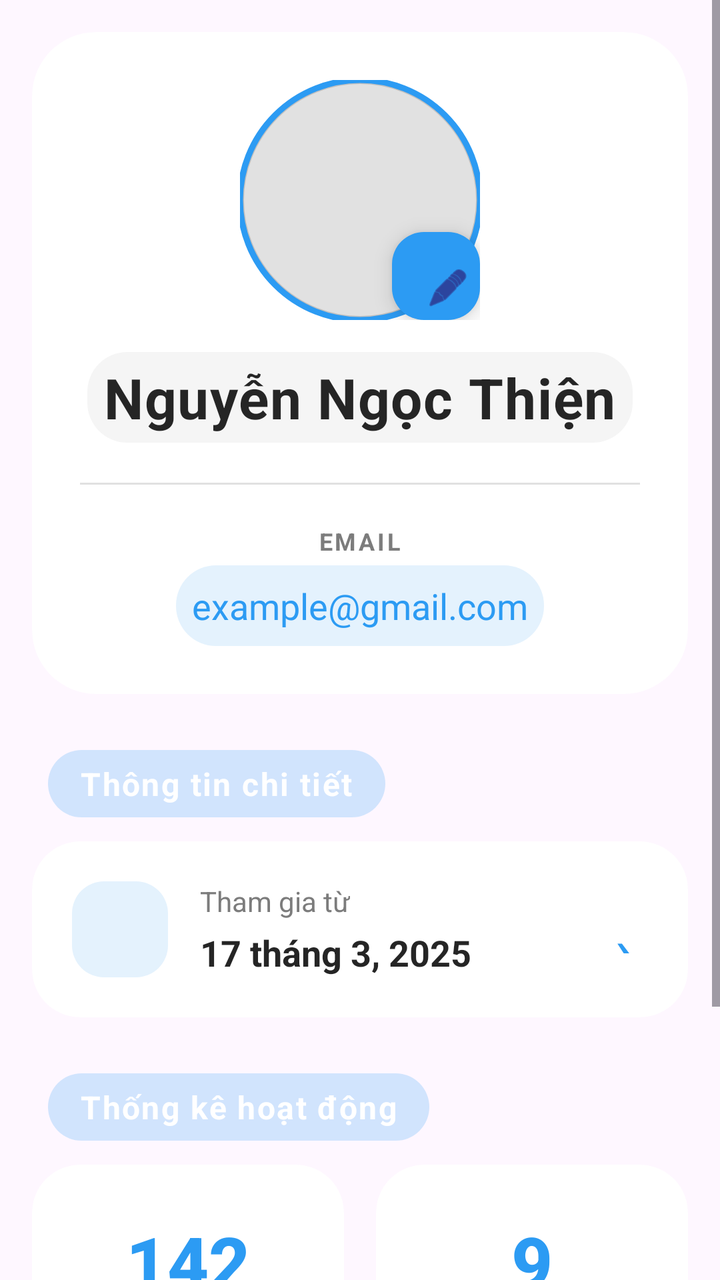
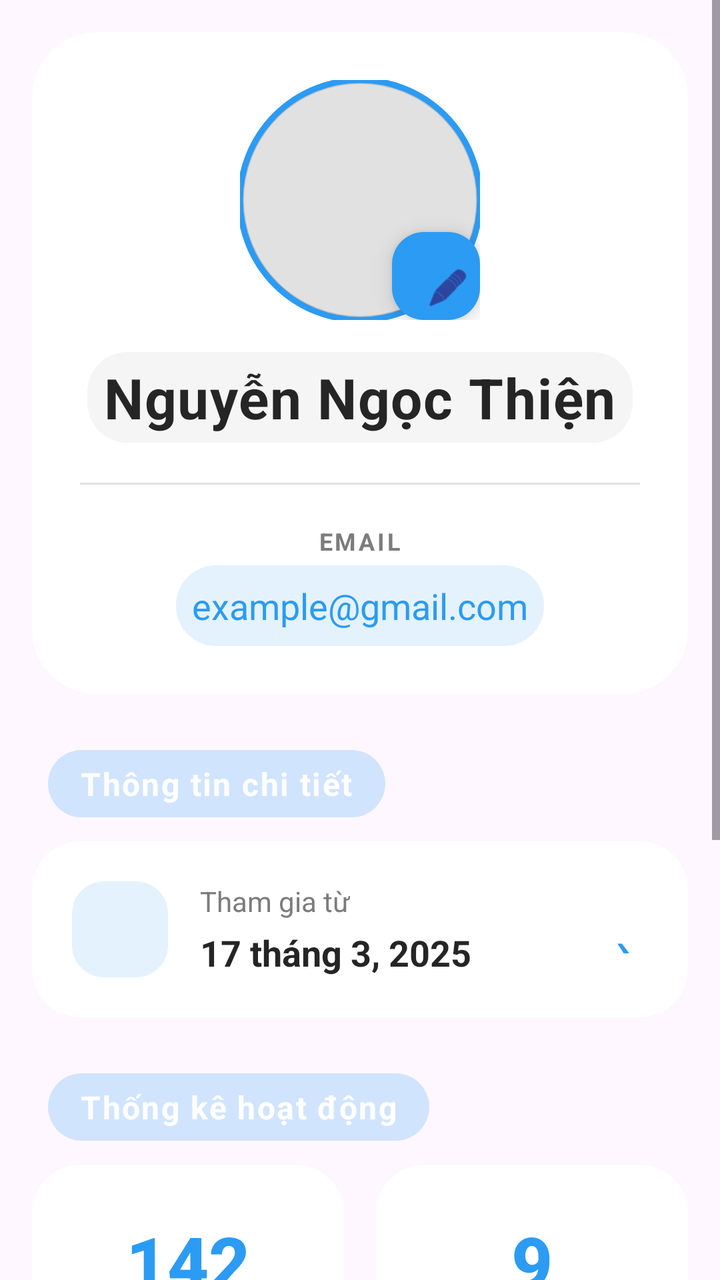

Before-and-after screenshots of an Android layout around one commit, followed by the original layout XML and the change that was made.
<!-- AndroidManifest.xml: application theme Theme.Project_TickTick -->
<!-- res/layout/fragment_profile.xml -->
<?xml version="1.0" encoding="utf-8"?>
<ScrollView xmlns:android="http://schemas.android.com/apk/res/android"
    xmlns:app="http://schemas.android.com/apk/res-auto"
    android:layout_width="match_parent"
    android:layout_height="match_parent"
    android:background="@android:color/transparent"
    android:fillViewport="true">

    <LinearLayout
        android:layout_width="match_parent"
        android:layout_height="wrap_content"
        android:orientation="vertical"
        android:padding="16dp">

        
        <androidx.cardview.widget.CardView
            android:layout_width="match_parent"
            android:layout_height="wrap_content"
            app:cardCornerRadius="32dp"
            app:cardElevation="0dp"
            app:cardBackgroundColor="@android:color/white"
            android:alpha="0.95">

            <LinearLayout
                android:layout_width="match_parent"
                android:layout_height="wrap_content"
                android:orientation="vertical"
                android:padding="24dp">

                
                <FrameLayout
                    android:layout_width="120dp"
                    android:layout_height="120dp"
                    android:layout_gravity="center_horizontal"
                    android:layout_marginBottom="16dp">

                    
                    <com.google.android.material.imageview.ShapeableImageView
                        android:id="@+id/img_avatar"
                        android:layout_width="match_parent"
                        android:layout_height="match_parent"
                        android:scaleType="centerCrop"
                        android:src="@drawable/default_avatar"
                        app:shapeAppearanceOverlay="@style/CircleImage"
                        app:strokeColor="#2196F3"
                        app:strokeWidth="3dp" />

                    
                    <com.google.android.material.floatingactionbutton.FloatingActionButton
                        android:id="@+id/btn_change_avatar"
                        android:layout_width="44dp"
                        android:layout_height="44dp"
                        android:layout_gravity="bottom|end"
                        android:src="@android:drawable/ic_menu_edit"
                        android:contentDescription="Change avatar"
                        app:backgroundTint="#2196F3"
                        app:fabSize="mini"
                        app:maxImageSize="22dp"
                        android:elevation="4dp" />
                </FrameLayout>

                
                <TextView
                    android:id="@+id/tv_username_display"
                    android:layout_width="wrap_content"
                    android:layout_height="wrap_content"
                    android:layout_gravity="center_horizontal"
                    android:text="Nguyễn Ngọc Thiện"
                    android:textSize="28sp"
                    android:textStyle="bold"
                    android:textColor="#1A1A1A"
                    android:letterSpacing="0.02"
                    android:paddingHorizontal="8dp"
                    android:paddingVertical="4dp"
                    android:background="@drawable/bg_username_pill" />

                <EditText
                    android:id="@+id/edt_username"
                    android:layout_width="match_parent"
                    android:layout_height="wrap_content"
                    android:layout_marginTop="8dp"
                    android:background="@drawable/bg_input_modern"
                    android:gravity="center"
                    android:hint="Tên của bạn"
                    android:inputType="textPersonName"
                    android:textSize="24sp"
                    android:textStyle="bold"
                    android:textColor="#1A1A1A"
                    android:paddingVertical="12dp"
                    android:visibility="gone" />

                
                <View
                    android:layout_width="match_parent"
                    android:layout_height="1dp"
                    android:background="#E0E0E0"
                    android:layout_marginVertical="20dp" />

                <LinearLayout
                    android:layout_width="match_parent"
                    android:layout_height="wrap_content"
                    android:orientation="vertical"
                    android:gravity="center">

                    <TextView
                        android:layout_width="wrap_content"
                        android:layout_height="wrap_content"
                        android:text="EMAIL"
                        android:textSize="12sp"
                        android:textColor="#757575"
                        android:letterSpacing="0.1"
                        android:textStyle="bold" />

                    <TextView
                        android:id="@+id/tv_email_display"
                        android:layout_width="wrap_content"
                        android:layout_height="wrap_content"
                        android:layout_marginTop="4dp"
                        android:text="example@gmail.com"
                        android:textSize="18sp"
                        android:textColor="#2196F3"
                        android:padding="8dp"
                        android:background="@drawable/bg_email_pill" />

                    <EditText
                        android:id="@+id/edt_email"
                        android:layout_width="match_parent"
                        android:layout_height="wrap_content"
                        android:layout_marginTop="8dp"
                        android:background="@drawable/bg_input_modern"
                        android:gravity="center"
                        android:hint="Nhập email của bạn"
                        android:inputType="textEmailAddress"
                        android:textSize="18sp"
                        android:textColor="#1A1A1A"
                        android:paddingVertical="12dp"
                        android:visibility="gone" />
                </LinearLayout>

            </LinearLayout>
        </androidx.cardview.widget.CardView>

        
        <TextView
            android:layout_width="wrap_content"
            android:layout_height="wrap_content"
            android:layout_marginTop="28dp"
            android:layout_marginBottom="12dp"
            android:layout_marginStart="8dp"
            android:text="Thông tin chi tiết"
            android:textSize="16sp"
            android:textStyle="bold"
            android:textColor="#FFFFFF"
            android:letterSpacing="0.05"
            android:background="@drawable/bg_section_title"
            android:paddingHorizontal="16dp"
            android:paddingVertical="6dp" />

        
        <androidx.cardview.widget.CardView
            android:layout_width="match_parent"
            android:layout_height="wrap_content"
            app:cardCornerRadius="24dp"
            app:cardElevation="0dp"
            app:cardBackgroundColor="@android:color/white"
            android:alpha="0.95">

            <LinearLayout
                android:layout_width="match_parent"
                android:layout_height="wrap_content"
                android:orientation="horizontal"
                android:padding="20dp"
                android:gravity="center_vertical">

                
                <View
                    android:layout_width="48dp"
                    android:layout_height="48dp"
                    android:background="@drawable/bg_calendar_icon"
                    android:layout_marginEnd="16dp" />

                <LinearLayout
                    android:layout_width="0dp"
                    android:layout_height="wrap_content"
                    android:layout_weight="1"
                    android:orientation="vertical">

                    <TextView
                        android:layout_width="wrap_content"
                        android:layout_height="wrap_content"
                        android:text="Tham gia từ"
                        android:textColor="#757575"
                        android:textSize="14sp" />

                    <TextView
                        android:id="@+id/tv_join_date"
                        android:layout_width="wrap_content"
                        android:layout_height="wrap_content"
                        android:text="17 tháng 3, 2025"
                        android:textColor="#1A1A1A"
                        android:textSize="18sp"
                        android:textStyle="bold"
                        android:layout_marginTop="4dp" />
                </LinearLayout>

                
                <TextView
                    android:layout_width="24dp"
                    android:layout_height="24dp"
                    android:text="›"
                    android:textSize="32sp"
                    android:textColor="#2196F3"
                    android:gravity="center" />
            </LinearLayout>
        </androidx.cardview.widget.CardView>

        
        <TextView
            android:layout_width="wrap_content"
            android:layout_height="wrap_content"
            android:layout_marginTop="28dp"
            android:layout_marginBottom="12dp"
            android:layout_marginStart="8dp"
            android:text="Thống kê hoạt động"
            android:textSize="16sp"
            android:textStyle="bold"
            android:textColor="#FFFFFF"
            android:letterSpacing="0.05"
            android:background="@drawable/bg_section_title"
            android:paddingHorizontal="16dp"
            android:paddingVertical="6dp" />

        <LinearLayout
            android:layout_width="match_parent"
            android:layout_height="wrap_content"
            android:orientation="horizontal"
            android:gravity="center"
            android:layout_marginBottom="24dp">

            <androidx.cardview.widget.CardView
                android:layout_width="0dp"
                android:layout_height="wrap_content"
                android:layout_weight="1"
                android:layout_marginEnd="8dp"
                app:cardCornerRadius="24dp"
                app:cardElevation="0dp"
                app:cardBackgroundColor="@android:color/white"
                android:alpha="0.95">

                <LinearLayout
                    android:layout_width="match_parent"
                    android:layout_height="wrap_content"
                    android:orientation="vertical"
                    android:gravity="center"
                    android:padding="24dp">

                    <TextView
                        android:id="@+id/tv_completed_tasks"
                        android:layout_width="wrap_content"
                        android:layout_height="wrap_content"
                        android:text="142"
                        android:textColor="#2196F3"
                        android:textSize="36sp"
                        android:textStyle="bold"
                        android:fontFamily="sans-serif-medium" />

                    <TextView
                        android:layout_width="wrap_content"
                        android:layout_height="wrap_content"
                        android:text="Hoàn thành"
                        android:textColor="#757575"
                        android:textSize="14sp"
                        android:layout_marginTop="4dp" />
                </LinearLayout>
            </androidx.cardview.widget.CardView>

            <androidx.cardview.widget.CardView
                android:layout_width="0dp"
                android:layout_height="wrap_content"
                android:layout_weight="1"
                android:layout_marginStart="8dp"
                app:cardCornerRadius="24dp"
                app:cardElevation="0dp"
                app:cardBackgroundColor="@android:color/white"
                android:alpha="0.95">

                <LinearLayout
                    android:layout_width="match_parent"
                    android:layout_height="wrap_content"
                    android:orientation="vertical"
                    android:gravity="center"
                    android:padding="24dp">

                    <TextView
                        android:id="@+id/tv_current_streak"
                        android:layout_width="wrap_content"
                        android:layout_height="wrap_content"
                        android:text="9"
                        android:textColor="#2196F3"
                        android:textSize="36sp"
                        android:textStyle="bold"
                        android:fontFamily="sans-serif-medium" />

                    <TextView
                        android:layout_width="wrap_content"
                        android:layout_height="wrap_content"
                        android:text="Liên tục"
                        android:textColor="#757575"
                        android:textSize="14sp"
                        android:layout_marginTop="4dp" />
                </LinearLayout>
            </androidx.cardview.widget.CardView>
        </LinearLayout>

        
        <Button
            android:id="@+id/btn_logout"
            android:layout_width="match_parent"
            android:layout_height="56dp"
            android:layout_marginBottom="16dp"
            android:backgroundTint="#FFF5F5"
            android:text="Đăng xuất"
            android:textColor="#D32F2F"
            android:textSize="16sp"
            android:textStyle="bold"
            android:drawableStart="@android:drawable/ic_lock_power_off"
            android:drawablePadding="8dp"
            app:cornerRadius="28dp" />

    </LinearLayout>
</ScrollView>
<!-- resources referenced by this layout -->
<resources>
  <!-- drawable bg_calendar_icon (drawable) -->
  <?xml version="1.0" encoding="utf-8"?>
  <shape xmlns:android="http://schemas.android.com/apk/res/android">
      <solid android:color="#E3F2FD" />
      <corners android:radius="16dp" />
  </shape>
  <!-- drawable bg_email_pill (drawable) -->
  <?xml version="1.0" encoding="utf-8"?>
  <shape xmlns:android="http://schemas.android.com/apk/res/android">
      <solid android:color="#E3F2FD" />
      <corners android:radius="20dp" />
      <padding
          android:left="16dp"
          android:top="8dp"
          android:right="16dp"
          android:bottom="8dp" />
  </shape>
  <!-- drawable bg_input_modern (drawable) -->
  <?xml version="1.0" encoding="utf-8"?>
  <shape xmlns:android="http://schemas.android.com/apk/res/android">
      <solid android:color="#F5F5F5" />
      <corners android:radius="16dp" />
      <padding
          android:left="16dp"
          android:top="12dp"
          android:right="16dp"
          android:bottom="12dp" />
  </shape>
  <!-- drawable bg_section_title (drawable) -->
  <?xml version="1.0" encoding="utf-8"?>
  <shape xmlns:android="http://schemas.android.com/apk/res/android">
      <solid android:color="#332196F3" />
      <corners android:radius="20dp" />
  </shape>
  <!-- drawable bg_username_pill (drawable) -->
  <?xml version="1.0" encoding="utf-8"?>
  <shape xmlns:android="http://schemas.android.com/apk/res/android">
      <solid android:color="#F5F5F5" />
      <corners android:radius="20dp" />
  </shape>
  <!-- drawable default_avatar (drawable) -->
  <?xml version="1.0" encoding="utf-8"?>
  <shape xmlns:android="http://schemas.android.com/apk/res/android"
      android:shape="oval">
  
      <solid android:color="#E0E0E0" />
      <stroke android:width="2dp" android:color="#BDBDBD" />
  
      
      <size android:width="120dp" android:height="120dp" />
  </shape>
  <style name="CircleImage">
          <item name="cornerFamily">rounded</item>
          <item name="cornerSize">50%</item>
      </style>
  <style name="Theme.Project_TickTick" parent="Base.Theme.Project_TickTick" />
  <style name="Base.Theme.Project_TickTick" parent="Theme.Material3.DayNight.NoActionBar">
          
          
      </style>
</resources>

<!-- the commit's change to res/layout/fragment_profile.xml (unified diff, before → after) -->
@@ -313,6 +313,84 @@
         </LinearLayout>
 
         
+        <TextView
+            android:layout_width="wrap_content"
+            android:layout_height="wrap_content"
+            android:layout_marginTop="28dp"
+            android:layout_marginBottom="12dp"
+            android:layout_marginStart="8dp"
+            android:text="Âm thanh thông báo"
+            android:textSize="16sp"
+            android:textStyle="bold"
+            android:textColor="#FFFFFF"
+            android:letterSpacing="0.05"
+            android:background="@drawable/bg_section_title"
+            android:paddingHorizontal="16dp"
+            android:paddingVertical="6dp" />
+
+        <androidx.cardview.widget.CardView
+            android:layout_width="match_parent"
+            android:layout_height="wrap_content"
+            app:cardCornerRadius="24dp"
+            app:cardElevation="0dp"
+            app:cardBackgroundColor="@android:color/white"
+            android:alpha="0.95">
+
+            <LinearLayout
+                android:layout_width="match_parent"
+                android:layout_height="wrap_content"
+                android:orientation="horizontal"
+                android:padding="20dp"
+                android:gravity="center_vertical">
+
+                
+                <ImageView
+                    android:layout_width="48dp"
+                    android:layout_height="48dp"
+                    android:src="@drawable/ic_music_note"
+                    android:padding="12dp"
+                    android:background="@drawable/bg_calendar_icon"
+                    android:layout_marginEnd="16dp" />
+
+                <LinearLayout
+                    android:layout_width="0dp"
+                    android:layout_height="wrap_content"
+                    android:layout_weight="1"
+                    android:orientation="vertical">
+
+                    <TextView
+                        android:layout_width="wrap_content"
+                        android:layout_height="wrap_content"
+                        android:text="Nhạc thông báo"
+                        android:textColor="#757575"
+                        android:textSize="14sp" />
+
+                    <TextView
+                        android:id="@+id/tv_selected_ringtone"
+                        android:layout_width="wrap_content"
+                        android:layout_height="wrap_content"
+                        android:text="Mặc định"
+                        android:textColor="#1A1A1A"
+                        android:textSize="16sp"
+                        android:textStyle="bold"
+                        android:layout_marginTop="4dp" />
+                </LinearLayout>
+
+                <Button
+                    android:id="@+id/btn_change_ringtone"
+                    android:layout_width="wrap_content"
+                    android:layout_height="wrap_content"
+                    android:text="Chọn"
+                    android:textSize="14sp"
+                    android:backgroundTint="#2196F3"
+                    app:cornerRadius="20dp"
+                    android:paddingHorizontal="16dp"
+                    android:paddingVertical="8dp" />
+            </LinearLayout>
+        </androidx.cardview.widget.CardView>
+        
+
+        
         <Button
             android:id="@+id/btn_logout"
             android:layout_width="match_parent"
<!-- resource entries referenced after the edit -->
@@ -51,6 +51,16 @@
       
       <size android:width="120dp" android:height="120dp" />
   </shape>
+  <!-- drawable ic_music_note (drawable) -->
+  <vector xmlns:android="http://schemas.android.com/apk/res/android"
+      android:width="24dp"
+      android:height="24dp"
+      android:viewportWidth="24"
+      android:viewportHeight="24">
+      <path
+          android:fillColor="#FF000000"
+          android:pathData="M12,3v10.55c-0.59-0.34-1.27-0.55-2-0.55c-2.21,0-4,1.79-4,4s1.79,4,4,4s4-1.79,4-4V7h4V3H12z" />
+  </vector>
   <style name="CircleImage">
           <item name="cornerFamily">rounded</item>
           <item name="cornerSize">50%</item>
